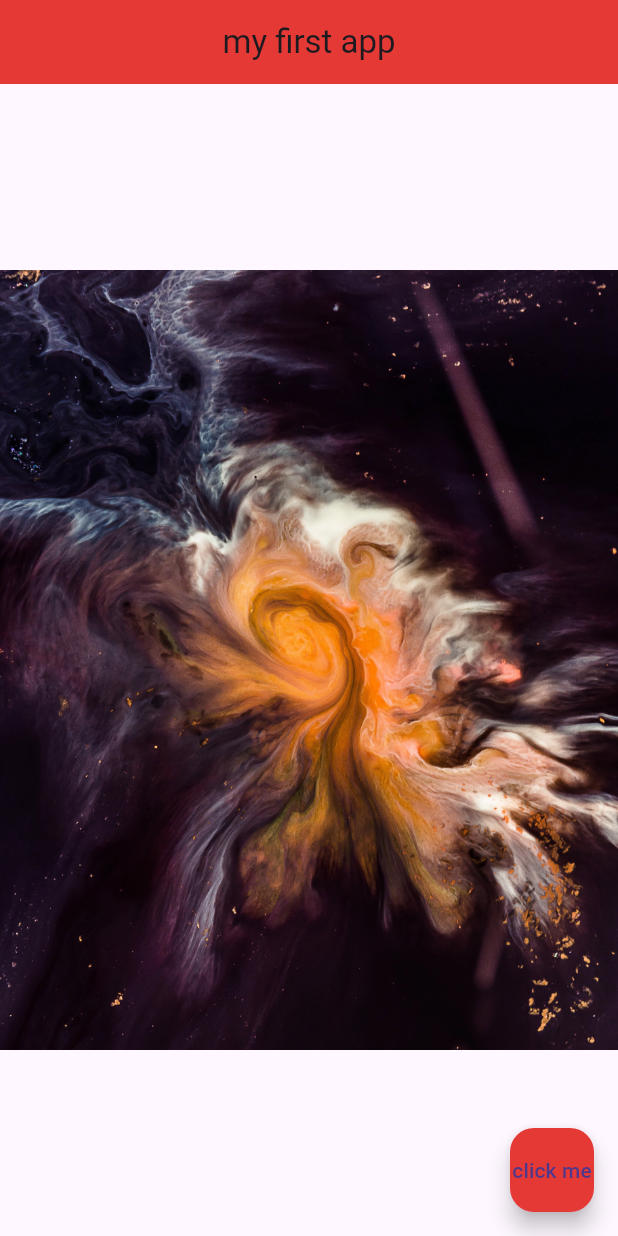
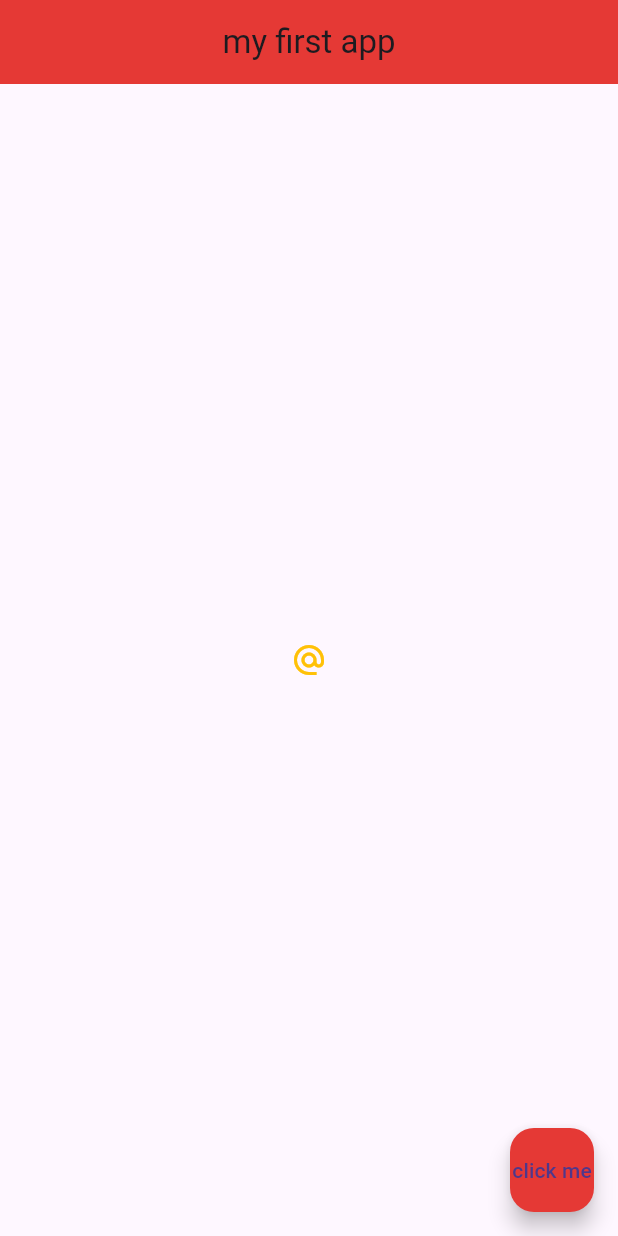
Before and after one commit to doducduy20127477/myflutterapp, a Flutter app: the screen it shows after launch, on a phone screen of 412 x 824 dp. Run offline on Flutter 3.47's test engine with Material 3 defaults, Android fonts, the phone set to English and light mode, and no system bars.

Commit message:
feat: add buttons & icons

```diff
--- a/lib/main.dart
+++ b/lib/main.dart
@@ -28,7 +28,45 @@ class Home extends StatelessWidget {
         //       fontFamily: 'IndieFlower'
         //   ),
         // ),
-        child: Image.asset('assets/space-2.jpg'),
+
+        // child: Image.asset('assets/space-2.jpg'),
+
+        // child: Icon(
+        //   Icons.airport_shuttle,
+        //   color: Colors.lightBlue,
+        //   size: 50,
+        // ),
+
+        // child: ElevatedButton(
+        //   onPressed: () {
+        //     print('you clicked me');
+        //   },
+        //   child: Text('Press me'),
+        //   style: ElevatedButton.styleFrom(
+        //     backgroundColor: Colors.lightBlue, // background
+        //     // foregroundColor: Colors.white, // foreground
+        //   ),
+        // ),
+
+        // child: ElevatedButton.icon(
+        //   onPressed: () {  },
+        //   icon: const Icon(
+        //     Icons.mail
+        //   ),
+        //   label: Text('mail me'),
+        //   style: ElevatedButton.styleFrom(
+        //     backgroundColor: Colors.amber, // background
+        //   ),
+        // ),
+
+        child: IconButton(
+          onPressed: () {
+            print('you clicked me');
+
+          },
+          icon: Icon(Icons.alternate_email),
+          color: Colors.amber,
+        ),
       ),
       floatingActionButton: FloatingActionButton(
         onPressed: () {  },
```
